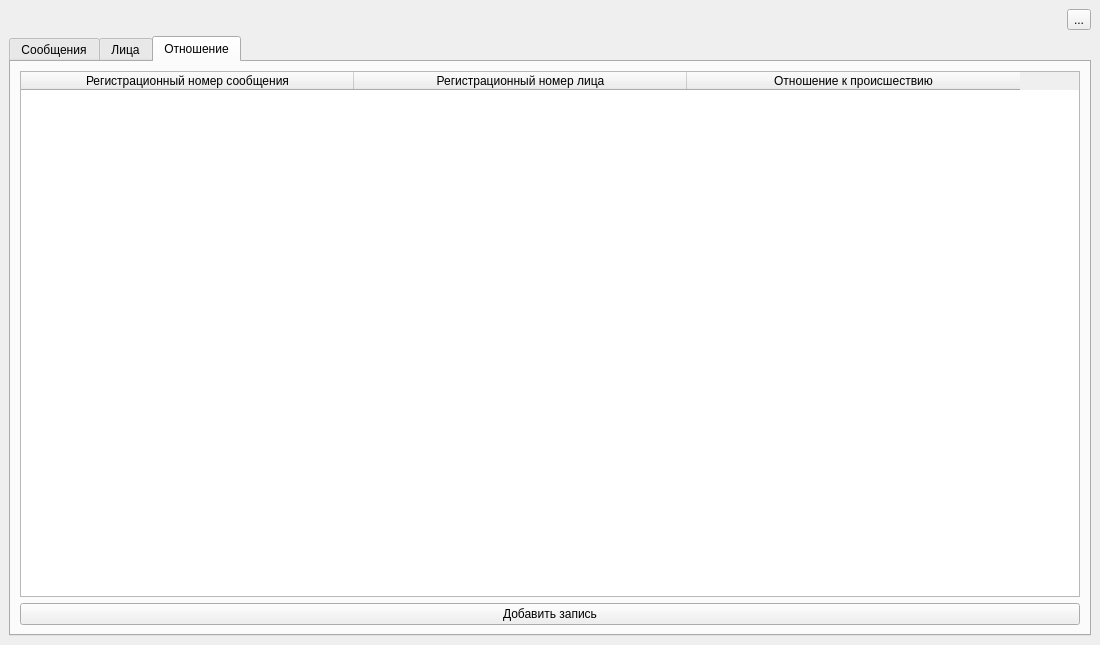
First picture: the form in Data_management/2/mainwindow.ui, repository lDeathlWhisperl/LETI, before the edit.
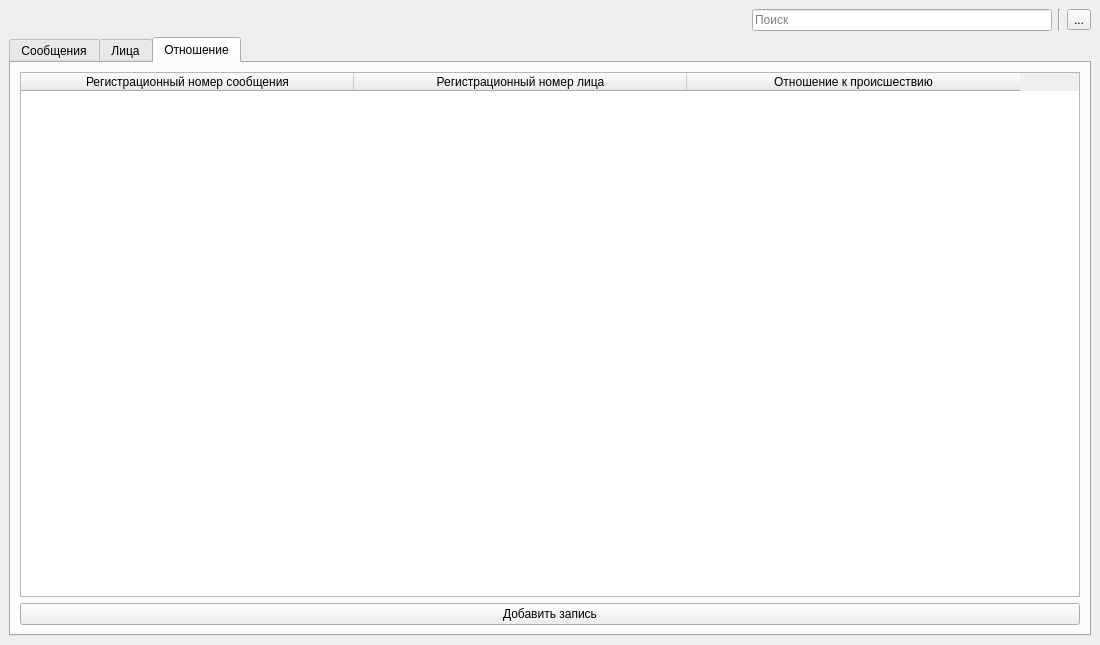
Second picture: the form after the edit. The open tabs and pages were chosen to show the change.

Patch:
```diff
--- a/Data_management/2/mainwindow.ui
+++ b/Data_management/2/mainwindow.ui
@@ -36,12 +36,32 @@
         </property>
         <property name="sizeHint" stdset="0">
          <size>
-          <width>40</width>
+          <width>100</width>
           <height>20</height>
          </size>
         </property>
        </spacer>
       </item>
+      <item>
+       <widget class="QLineEdit" name="LE_find">
+        <property name="maximumSize">
+         <size>
+          <width>300</width>
+          <height>16777215</height>
+         </size>
+        </property>
+        <property name="placeholderText">
+         <string>Поиск</string>
+        </property>
+       </widget>
+      </item>
+      <item>
+       <widget class="Line" name="line">
+        <property name="orientation">
+         <enum>Qt::Vertical</enum>
+        </property>
+       </widget>
+      </item>
       <item>
        <widget class="QToolButton" name="TB_tools">
         <property name="text">
@@ -226,6 +246,9 @@
           <property name="horizontalScrollBarPolicy">
            <enum>Qt::ScrollBarAlwaysOff</enum>
           </property>
+          <property name="sortingEnabled">
+           <bool>true</bool>
+          </property>
           <attribute name="horizontalHeaderDefaultSectionSize">
            <number>333</number>
           </attribute>
```
